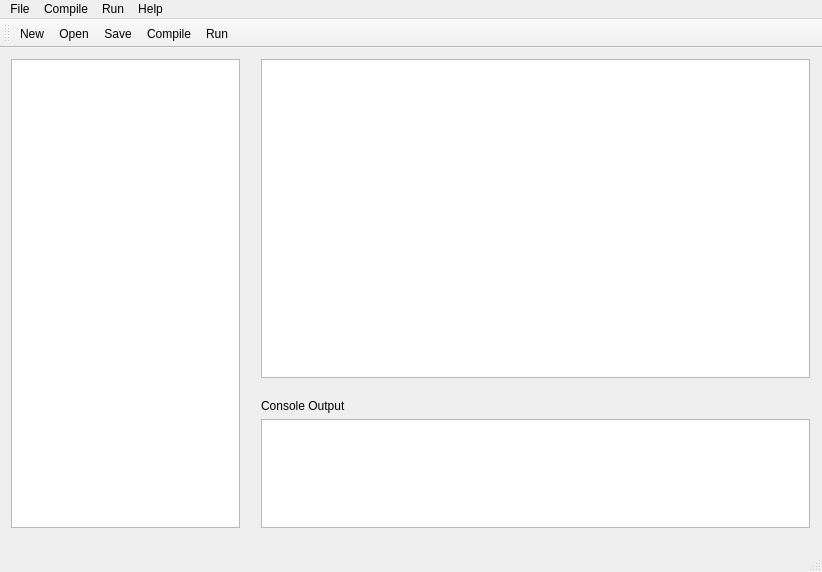
Above: interface/mainwindow.ui from RunheZH/SCAPES before the change. Below: the same form after it.
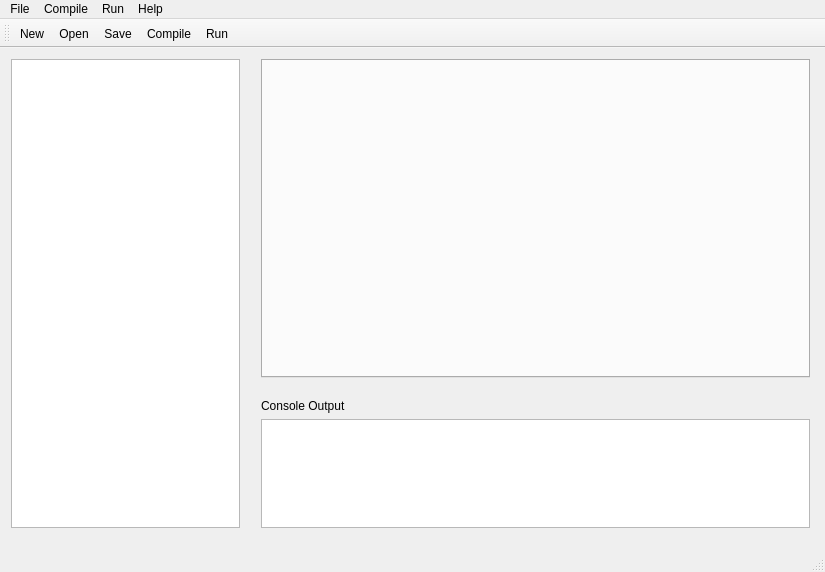
That is the form after the change.

The edit to the form file:
```diff
--- a/interface/mainwindow.ui
+++ b/interface/mainwindow.ui
@@ -6,7 +6,7 @@
    <rect>
     <x>0</x>
     <y>0</y>
-    <width>822</width>
+    <width>825</width>
     <height>572</height>
    </rect>
   </property>
@@ -25,7 +25,23 @@
     </property>
     <layout class="QVBoxLayout" name="verticalLayout">
      <item>
-      <widget class="QTextEdit" name="fileText"/>
+      <widget class="QTabWidget" name="tabWidget">
+       <property name="tabShape">
+        <enum>QTabWidget::Triangular</enum>
+       </property>
+       <property name="currentIndex">
+        <number>-1</number>
+       </property>
+       <property name="tabsClosable">
+        <bool>true</bool>
+       </property>
+       <property name="movable">
+        <bool>true</bool>
+       </property>
+       <property name="tabBarAutoHide">
+        <bool>false</bool>
+       </property>
+      </widget>
      </item>
     </layout>
    </widget>
@@ -72,7 +88,7 @@
     <rect>
      <x>0</x>
      <y>0</y>
-     <width>822</width>
+     <width>825</width>
      <height>22</height>
     </rect>
    </property>
```
